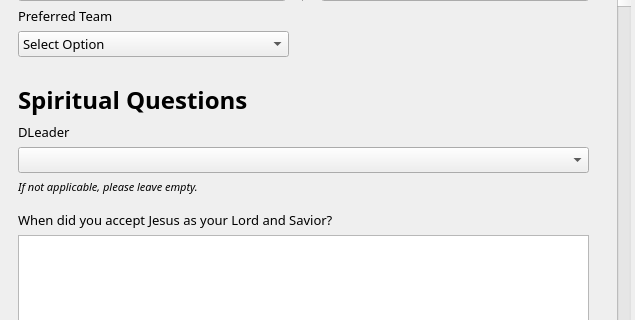
Old version of the form ui/applicantNewApplication.ui in the repository nikeyys/comsci-ia; both pictures show x 0 to 635 and y 298 to 618 of the 635 by 715 pixel window.
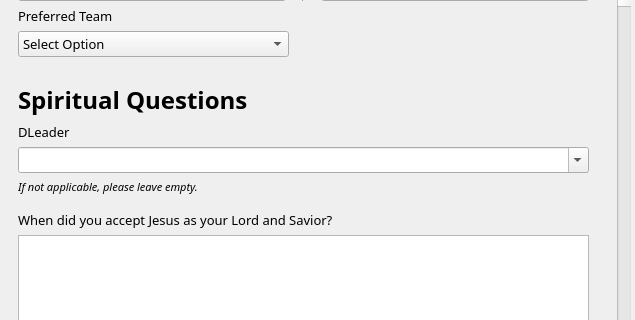
New version of the form.

Diff of the .ui file:
```diff
--- a/ui/applicantNewApplication.ui
+++ b/ui/applicantNewApplication.ui
@@ -421,7 +421,14 @@
             </widget>
            </item>
            <item>
-            <widget class="QComboBox" name="combo_dleader"/>
+            <widget class="QComboBox" name="combo_dleader">
+             <property name="enabled">
+              <bool>true</bool>
+             </property>
+             <property name="editable">
+              <bool>true</bool>
+             </property>
+            </widget>
            </item>
            <item>
             <widget class="QLabel" name="lbl_notApplicableDLeader">
```
